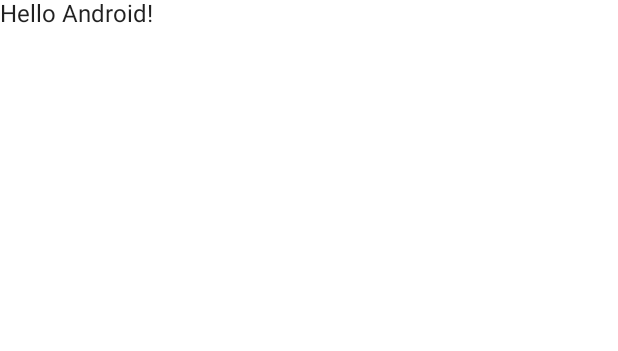
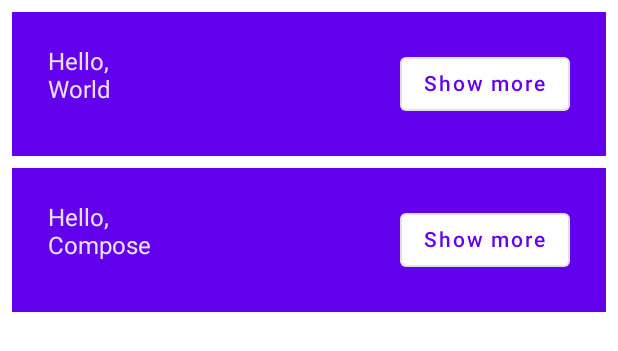
Before and after one commit to eoqkrskfk94/basics_codelab_compose, an Android app built with Jetpack Compose: the @Preview function DefaultPreview, on a phone screen of 412 x 824 dp. Shown: the top 351 px of the screen. Run offline under Robolectric (Android 15) with nearby library versions, the phone set to English and light mode, and no system bars.

Commit message:
[Add] state button

```diff
--- a/app/src/main/java/com/example/basicscodelabcompose/MainActivity.kt
+++ b/app/src/main/java/com/example/basicscodelabcompose/MainActivity.kt
@@ -3,13 +3,17 @@ package com.example.basicscodelabcompose
 import android.os.Bundle
 import androidx.activity.ComponentActivity
 import androidx.activity.compose.setContent
-import androidx.compose.foundation.layout.fillMaxSize
+import androidx.compose.foundation.layout.*
 import androidx.compose.material.MaterialTheme
+import androidx.compose.material.OutlinedButton
 import androidx.compose.material.Surface
 import androidx.compose.material.Text
 import androidx.compose.runtime.Composable
+import androidx.compose.runtime.mutableStateOf
+import androidx.compose.runtime.remember
 import androidx.compose.ui.Modifier
 import androidx.compose.ui.tooling.preview.Preview
+import androidx.compose.ui.unit.dp
 import com.example.basicscodelabcompose.ui.theme.BasicsCodelabComposeTheme
 
 class MainActivity : ComponentActivity() {
@@ -18,31 +22,50 @@ class MainActivity : ComponentActivity() {
         setContent {
             BasicsCodelabComposeTheme {
                 // A surface container using the 'background' color from the theme
-                Surface(
-                    modifier = Modifier.fillMaxSize(),
-                    color = MaterialTheme.colors.background
-                ) {
-                    Greeting("Android")
-                }
+                MyApp()
             }
         }
     }
 }
 
 @Composable
-fun Greeting(name: String) {
-    Text(text = "Hello $name!")
+private fun MyApp(names: List<String> = listOf("World", "Compose")) {
+    Column(Modifier.padding(vertical = 4.dp)) {
+        for (name in names) {
+            Greeting(name = name)
+        }
+    }
 }
 
-@Preview(showBackground = true)
+@Composable
+fun Greeting(name: String) {
+    val expanded = remember { mutableStateOf(false)}
+    val extraPadding = if (expanded.value) 48.dp else 0.dp
+
+    Surface(
+        color = MaterialTheme.colors.primary,
+        modifier = Modifier.padding(vertical = 4.dp, horizontal = 8.dp)
+    ) {
+        Row(modifier = Modifier.padding(24.dp)) {
+            Column(
+                modifier = Modifier
+                    .weight(1f)
+                    .padding(bottom = extraPadding)
+            ) {
+                Text(text = "Hello,")
+                Text(text = name)
+            }
+            OutlinedButton(onClick = { expanded.value = !expanded.value }) {
+                Text(text = if(expanded.value) "Show less" else "Show more")
+            }
+        }
+    }
+}
+
+@Preview(showBackground = true, widthDp = 320)
 @Composable
 fun DefaultPreview() {
     BasicsCodelabComposeTheme {
-        Surface(
-            modifier = Modifier.fillMaxSize(),
-            color = MaterialTheme.colors.background
-        ) {
-            Greeting("Android")
-        }
+        MyApp()
     }
 }
```
